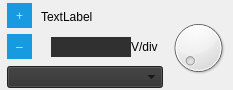
First picture: the form in LEO_sniffy/GUI/widgetdialrange.ui, repository jirik09/Sniffy, before the edit.
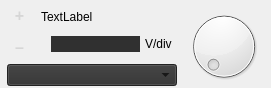
Second picture: the form after the edit. Custom widgets are drawn as their Qt base class.

What changed in the file:
```diff
--- a/LEO_sniffy/GUI/widgetdialrange.ui
+++ b/LEO_sniffy/GUI/widgetdialrange.ui
@@ -6,8 +6,8 @@
    <rect>
     <x>0</x>
     <y>0</y>
-    <width>233</width>
-    <height>90</height>
+    <width>271</width>
+    <height>88</height>
    </rect>
   </property>
   <property name="sizePolicy">
@@ -18,13 +18,13 @@
   </property>
   <property name="minimumSize">
    <size>
-    <width>200</width>
-    <height>90</height>
+    <width>0</width>
+    <height>0</height>
    </size>
   </property>
   <property name="maximumSize">
    <size>
-    <width>300</width>
+    <width>16777215</width>
     <height>16777215</height>
    </size>
   </property>
@@ -101,7 +101,7 @@
         <property name="minimumSize">
          <size>
           <width>0</width>
-          <height>60</height>
+          <height>40</height>
          </size>
         </property>
         <property name="styleSheet">
@@ -126,7 +126,7 @@
          <item>
           <widget class="QWidget" name="widget_5" native="true">
            <property name="sizePolicy">
-            <sizepolicy hsizetype="Preferred" vsizetype="Minimum">
+            <sizepolicy hsizetype="Expanding" vsizetype="Expanding">
              <horstretch>0</horstretch>
              <verstretch>0</verstretch>
             </sizepolicy>
@@ -139,7 +139,7 @@
            </property>
            <property name="maximumSize">
             <size>
-             <width>32</width>
+             <width>40</width>
              <height>16777215</height>
             </size>
            </property>
@@ -150,9 +150,10 @@
 } 
 
 QPushButton{border: none;
-	background-color: rgb(24, 154, 224);
+
 	color: rgb(214,214,214);
-	font: 99 14pt &quot;MS Shell Dlg 2&quot;;
+	font: 99 12pt &quot;MS Shell Dlg 2&quot;;
+	font-weight:bold;
 }
 </string>
            </property>
@@ -175,7 +176,7 @@
             <item>
              <widget class="QPushButton" name="pushButton_plus">
               <property name="sizePolicy">
-               <sizepolicy hsizetype="Fixed" vsizetype="Fixed">
+               <sizepolicy hsizetype="Expanding" vsizetype="Expanding">
                 <horstretch>0</horstretch>
                 <verstretch>0</verstretch>
                </sizepolicy>
@@ -183,12 +184,36 @@
               <property name="minimumSize">
                <size>
                 <width>25</width>
-                <height>25</height>
+                <height>20</height>
                </size>
               </property>
+              <property name="maximumSize">
+               <size>
+                <width>30</width>
+                <height>30</height>
+               </size>
+              </property>
+              <property name="font">
+               <font>
+                <family>MS Shell Dlg 2</family>
+                <pointsize>12</pointsize>
+                <weight>75</weight>
+                <italic>false</italic>
+                <bold>true</bold>
+               </font>
+              </property>
+              <property name="styleSheet">
+               <string notr="true"/>
+              </property>
               <property name="text">
                <string>+</string>
               </property>
+              <property name="iconSize">
+               <size>
+                <width>20</width>
+                <height>20</height>
+               </size>
+              </property>
               <property name="autoRepeat">
                <bool>true</bool>
               </property>
@@ -197,7 +222,7 @@
             <item>
              <widget class="QPushButton" name="pushButton_minus">
               <property name="sizePolicy">
-               <sizepolicy hsizetype="Fixed" vsizetype="Fixed">
+               <sizepolicy hsizetype="Expanding" vsizetype="Expanding">
                 <horstretch>0</horstretch>
                 <verstretch>0</verstretch>
                </sizepolicy>
@@ -205,9 +230,27 @@
               <property name="minimumSize">
                <size>
                 <width>25</width>
-                <height>25</height>
+                <height>20</height>
                </size>
               </property>
+              <property name="maximumSize">
+               <size>
+                <width>30</width>
+                <height>30</height>
+               </size>
+              </property>
+              <property name="font">
+               <font>
+                <family>MS Shell Dlg 2</family>
+                <pointsize>12</pointsize>
+                <weight>75</weight>
+                <italic>false</italic>
+                <bold>true</bold>
+               </font>
+              </property>
+              <property name="styleSheet">
+               <string notr="true"/>
+              </property>
               <property name="text">
                <string>–</string>
               </property>
@@ -260,7 +303,7 @@
               <property name="minimumSize">
                <size>
                 <width>0</width>
-                <height>20</height>
+                <height>15</height>
                </size>
               </property>
               <property name="text">
@@ -279,7 +322,7 @@
               <property name="minimumSize">
                <size>
                 <width>0</width>
-                <height>20</height>
+                <height>15</height>
                </size>
               </property>
               <layout class="QHBoxLayout" name="horizontalLayout_4">
@@ -308,16 +351,19 @@
                  </property>
                  <property name="minimumSize">
                   <size>
-                   <width>80</width>
+                   <width>50</width>
                    <height>0</height>
                   </size>
                  </property>
                  <property name="maximumSize">
                   <size>
-                   <width>130</width>
+                   <width>150</width>
                    <height>25</height>
                   </size>
                  </property>
+                 <property name="layoutDirection">
+                  <enum>Qt::RightToLeft</enum>
+                 </property>
                  <property name="styleSheet">
                   <string notr="true"/>
                  </property>
@@ -325,7 +371,7 @@
                   <number>50</number>
                  </property>
                  <property name="alignment">
-                  <set>Qt::AlignRight|Qt::AlignTrailing|Qt::AlignVCenter</set>
+                  <set>Qt::AlignLeading|Qt::AlignLeft|Qt::AlignVCenter</set>
                  </property>
                 </widget>
                </item>
@@ -374,7 +420,7 @@
         <property name="minimumSize">
          <size>
           <width>0</width>
-          <height>22</height>
+          <height>20</height>
          </size>
         </property>
         <property name="maximumSize">
@@ -410,7 +456,7 @@
            <property name="minimumSize">
             <size>
              <width>0</width>
-             <height>20</height>
+             <height>18</height>
             </size>
            </property>
           </widget>
@@ -424,21 +470,21 @@
    <item>
     <widget class="QWidget" name="widget_dial" native="true">
      <property name="sizePolicy">
-      <sizepolicy hsizetype="Preferred" vsizetype="Ignored">
+      <sizepolicy hsizetype="Expanding" vsizetype="Ignored">
        <horstretch>0</horstretch>
        <verstretch>0</verstretch>
       </sizepolicy>
      </property>
      <property name="minimumSize">
       <size>
-       <width>70</width>
-       <height>70</height>
+       <width>50</width>
+       <height>50</height>
       </size>
      </property>
      <property name="maximumSize">
       <size>
-       <width>100</width>
-       <height>100</height>
+       <width>120</width>
+       <height>120</height>
       </size>
      </property>
      <property name="styleSheet">
@@ -464,7 +510,14 @@
        <number>0</number>
       </property>
       <item>
-       <widget class="CustomDial" name="dial"/>
+       <widget class="CustomDial" name="dial">
+        <property name="sizePolicy">
+         <sizepolicy hsizetype="Expanding" vsizetype="Expanding">
+          <horstretch>0</horstretch>
+          <verstretch>0</verstretch>
+         </sizepolicy>
+        </property>
+       </widget>
       </item>
      </layout>
     </widget>
```
